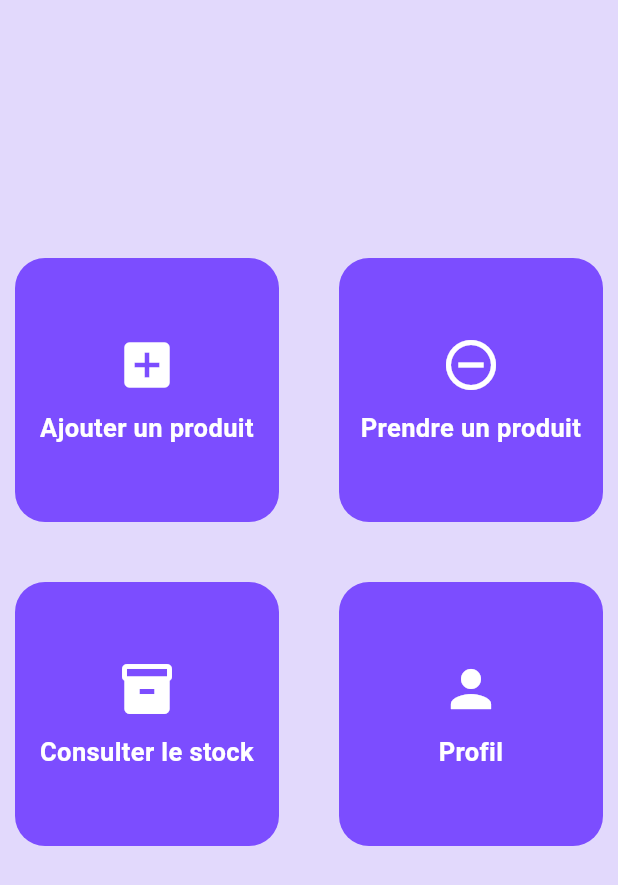
After one commit to EL-ASSOULI-Amjad/scanning_app, a Flutter app: the screen it shows after launch, on a phone screen of 412 x 824 dp. The commit adds this screen. Shown: the top 885 px of the screen. Run offline on Flutter 3.47's test engine with Material 3 defaults, Android fonts, the light colour scheme and no system bars; our stand-ins replace camera, csv; missing offline and left inert: google_mlkit_barcode_scanning.

Commit message:
"actually making the app"

```diff
--- /dev/null
+++ b/scanning_app/lib/pages/home_page.dart
@@ -0,0 +1,105 @@
+import 'package:flutter/material.dart';
+import 'package:scanning_app/pages/ajout.dart';
+import 'package:scanning_app/pages/prendre.dart';
+import 'package:scanning_app/pages/profil.dart';
+import 'package:scanning_app/pages/stock.dart';
+
+void main() {
+  runApp(MaterialApp(
+    debugShowCheckedModeBanner: false,
+    home: Homepage(),
+    routes: {
+        '/ajouter': (context) => Ajout(),
+        '/prendre': (context) => Prendre(),
+        '/stock': (context) => Stock(),
+        '/profil': (context) => Profil(),
+    },
+  ));
+}
+
+class Homepage extends StatelessWidget {
+  Homepage({super.key});
+
+  final List<String> pagesNames = [
+    "Ajouter un produit",
+    "Prendre un produit",
+    "Consulter le stock",
+    "Profil"
+  ];
+
+  final List<IconData> icons = [
+    Icons.add_box,
+    Icons.remove_circle_outline,
+    Icons.inventory,
+    Icons.person,
+  ];
+
+  @override
+  Widget build(BuildContext context) {
+    return Scaffold(
+      body: Container(
+        color: const Color.fromARGB(255, 226, 217, 252),
+        child: Center(
+          child: SizedBox(
+            width: 500,
+            height: 500,
+            child: GridView.builder(
+              itemCount: pagesNames.length,
+              gridDelegate: const SliverGridDelegateWithFixedCrossAxisCount(
+                crossAxisCount: 2,
+                mainAxisSpacing: 20,
+                crossAxisSpacing: 20,
+              ),
+             itemBuilder: (context, index) => GestureDetector(
+  onTap: () {
+    print('Tapped on index: $index');
+    switch (index) {
+      case 0:
+        Navigator.pushNamed(context, '/ajouter');
+        break;
+      case 1:
+        Navigator.pushNamed(context, '/prendre');
+        break;
+      case 2:
+        Navigator.pushNamed(context, '/stock');
+        break;
+      case 3:
+        Navigator.pushNamed(context, '/profil');
+        break;
+    }
+  },
+  child: Container(
+    decoration: BoxDecoration(
+      borderRadius: BorderRadius.circular(20),
+      color: Colors.deepPurpleAccent,
+    ),
+    margin: const EdgeInsets.all(10),
+    child: Column(
+      mainAxisAlignment: MainAxisAlignment.center,
+      children: [
+        Icon(
+          icons[index],
+          size: 40,
+          color: Colors.white,
+        ),
+        const SizedBox(height: 10),
+        Text(
+          pagesNames[index],
+          textAlign: TextAlign.center,
+          style: const TextStyle(
+            fontSize: 17,
+            color: Colors.white,
+            fontWeight: FontWeight.bold,
+          ),
+        ),
+      ],
+    ),
+  ),
+),
+            ),
+          ),
+        ),
+      ),
+    );
+  }
+}
--- /dev/null
+++ b/scanning_app/lib/pages/prendre.dart
@@ -0,0 +1,10 @@
+import 'package:flutter/material.dart';
+
+class Prendre extends StatelessWidget {
+  const Prendre({super.key});
+
+  @override
+  Widget build(BuildContext context) {
+    return const Placeholder();
+  }
+}
--- /dev/null
+++ b/scanning_app/lib/pages/profil.dart
@@ -0,0 +1,10 @@
+import 'package:flutter/material.dart';
+
+class Profil extends StatelessWidget {
+  const Profil({super.key});
+
+  @override
+  Widget build(BuildContext context) {
+    return const Placeholder();
+  }
+}
--- /dev/null
+++ b/scanning_app/lib/pages/stock.dart
@@ -0,0 +1,10 @@
+import 'package:flutter/material.dart';
+
+class Stock extends StatelessWidget {
+  const Stock({super.key});
+
+  @override
+  Widget build(BuildContext context) {
+    return const Placeholder();
+  }
+}
```
Also changed, not shown: scanning_app/lib/pages/ajout.dart (added, +14 -0 lines), scanning_app/lib/scanning.dart (renamed from scanning_app/lib/main.dart, +1 -8 lines).
